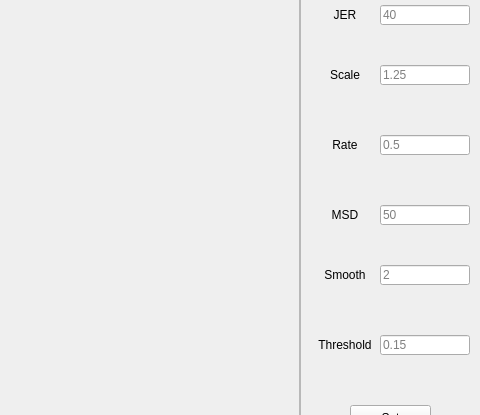
Qt form src/python/ui/main.ui (Waiwaitiyyt/Fibre-Scaffold-Analysis) before a commit; both pictures show x 780 to 1260 and y 104 to 519 of the 1260 by 640 pixel window.
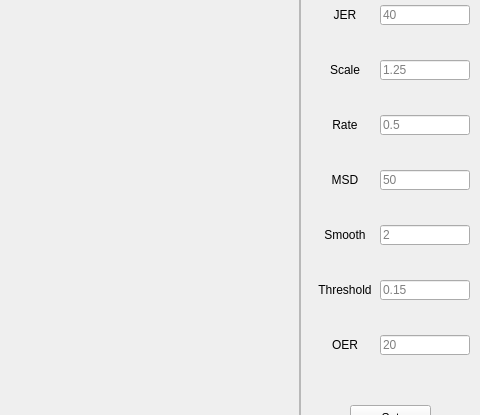
The same form after that commit.

```diff
--- a/src/python/ui/main.ui
+++ b/src/python/ui/main.ui
@@ -271,7 +271,7 @@
      <property name="geometry">
       <rect>
        <x>15</x>
-       <y>150</y>
+       <y>145</y>
        <width>60</width>
        <height>20</height>
       </rect>
@@ -287,7 +287,7 @@
      <property name="geometry">
       <rect>
        <x>80</x>
-       <y>150</y>
+       <y>145</y>
        <width>90</width>
        <height>20</height>
       </rect>
@@ -300,7 +300,7 @@
      <property name="geometry">
       <rect>
        <x>15</x>
-       <y>220</y>
+       <y>200</y>
        <width>60</width>
        <height>20</height>
       </rect>
@@ -316,7 +316,7 @@
      <property name="geometry">
       <rect>
        <x>80</x>
-       <y>220</y>
+       <y>200</y>
        <width>90</width>
        <height>20</height>
       </rect>
@@ -329,7 +329,7 @@
      <property name="geometry">
       <rect>
        <x>15</x>
-       <y>290</y>
+       <y>255</y>
        <width>60</width>
        <height>20</height>
       </rect>
@@ -345,7 +345,7 @@
      <property name="geometry">
       <rect>
        <x>80</x>
-       <y>290</y>
+       <y>255</y>
        <width>90</width>
        <height>20</height>
       </rect>
@@ -358,7 +358,7 @@
      <property name="geometry">
       <rect>
        <x>15</x>
-       <y>350</y>
+       <y>310</y>
        <width>60</width>
        <height>20</height>
       </rect>
@@ -374,7 +374,7 @@
      <property name="geometry">
       <rect>
        <x>80</x>
-       <y>350</y>
+       <y>310</y>
        <width>90</width>
        <height>20</height>
       </rect>
@@ -387,7 +387,7 @@
      <property name="geometry">
       <rect>
        <x>15</x>
-       <y>420</y>
+       <y>365</y>
        <width>60</width>
        <height>20</height>
       </rect>
@@ -403,7 +403,7 @@
      <property name="geometry">
       <rect>
        <x>80</x>
-       <y>420</y>
+       <y>365</y>
        <width>90</width>
        <height>20</height>
       </rect>
@@ -425,6 +425,35 @@
       <string>Set</string>
      </property>
     </widget>
+    <widget class="QLineEdit" name="oer_input">
+     <property name="geometry">
+      <rect>
+       <x>80</x>
+       <y>420</y>
+       <width>90</width>
+       <height>20</height>
+      </rect>
+     </property>
+     <property name="placeholderText">
+      <string>20</string>
+     </property>
+    </widget>
+    <widget class="QLabel" name="oer_label">
+     <property name="geometry">
+      <rect>
+       <x>15</x>
+       <y>420</y>
+       <width>60</width>
+       <height>20</height>
+      </rect>
+     </property>
+     <property name="text">
+      <string>OER</string>
+     </property>
+     <property name="alignment">
+      <set>Qt::AlignmentFlag::AlignCenter</set>
+     </property>
+    </widget>
    </widget>
   </widget>
   <widget class="QMenuBar" name="menubar">
```
Left out of the diff: 2 changed lines with no effect on the pictures.
